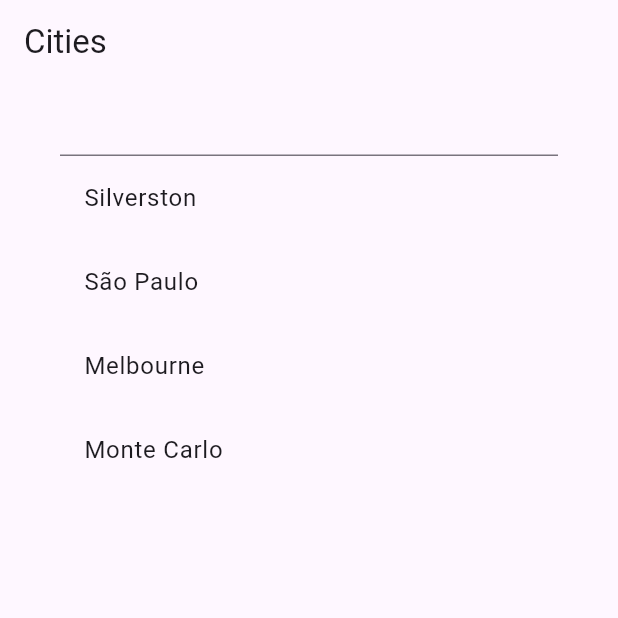
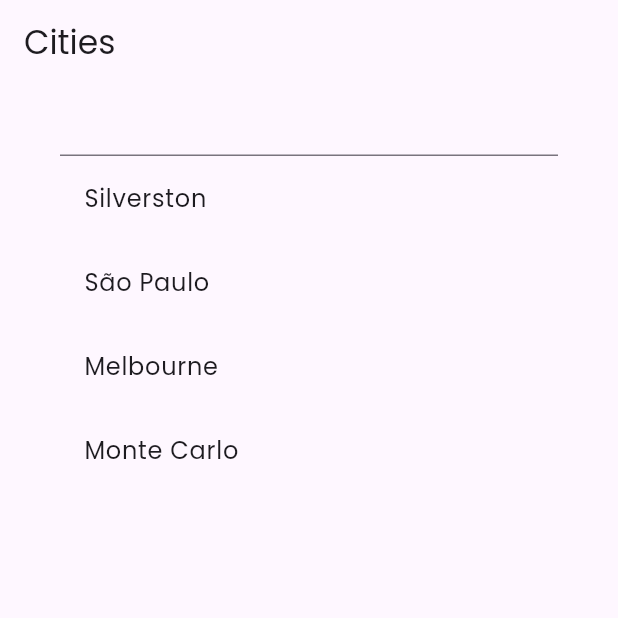
Before and after one commit to plucenio/weather_analyzer, a Flutter app: the screen it shows after launch, on a phone screen of 412 x 824 dp, the top half of it. Run offline on Flutter 3.47's test engine with Material 3 defaults, Android fonts, the phone set to English and light mode, and no system bars; our stand-ins replace bloc, dartz, dio, flutter_bloc, flutter_modular, google_fonts.

Commit message:
applied google fonts.

```diff
--- a/lib/app_widget.dart
+++ b/lib/app_widget.dart
@@ -1,5 +1,6 @@
 import 'package:flutter/material.dart';
 import 'package:flutter_modular/flutter_modular.dart';
+import 'package:google_fonts/google_fonts.dart';
 
 class AppWidget extends StatelessWidget {
   const AppWidget({super.key});
@@ -8,7 +9,10 @@ class AppWidget extends StatelessWidget {
   Widget build(final BuildContext context) {
     return MaterialApp.router(
       title: 'Weather Analyzer',
-      theme: ThemeData(primarySwatch: Colors.blue),
+      theme: ThemeData(
+        brightness: Brightness.light,
+        fontFamily: GoogleFonts.poppins().fontFamily,
+      ),
       routerConfig: Modular.routerConfig,
     );
   }
--- a/pubspec.yaml
+++ b/pubspec.yaml
@@ -42,6 +42,7 @@ dependencies:
   dartz: ^0.10.1
   bloc: ^8.1.2
   flutter_bloc: ^8.1.3
+  google_fonts: ^6.1.0
 
 dev_dependencies:
   flutter_test:
```
Also changed, not shown: pubspec.lock, 10 other files.
